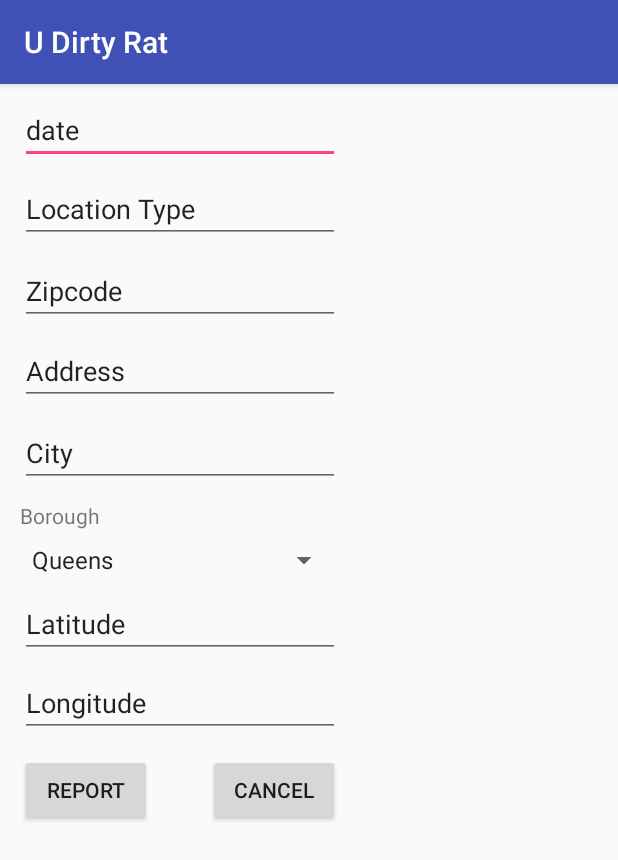
After one commit to rk1998/pickleratsapp, an Android app: the ReportActivity screen opened directly, with no data from a screen before it, on a phone screen of 412 x 824 dp. The commit adds this screen. Shown: the top 860 px of the screen. Run offline under Robolectric (Android 15) with nearby library versions, the phone set to English and light mode, and no system bars.

Commit message:
Bram added a create report page (that I hope works?)

```diff
--- a/UDirtyRat/app/src/main/AndroidManifest.xml
+++ b/UDirtyRat/app/src/main/AndroidManifest.xml
@@ -33,7 +33,8 @@
             android:name=".controllers.MainScreen"
             android:label="Rat Data"
             android:theme="@style/AppTheme.NoActionBar" />
-        <activity android:name=".controllers.ReportListView"></activity>
+        <activity android:name=".controllers.ReportListView" />
+        <activity android:name=".controllers.ReportActivity"></activity>
     </application>
 
 </manifest>
--- a/UDirtyRat/app/src/main/java/edu/gatech/pickleratsapp/cs2340/udirtyrat/Model/RatReport.java
+++ b/UDirtyRat/app/src/main/java/edu/gatech/pickleratsapp/cs2340/udirtyrat/Model/RatReport.java
@@ -1,4 +1,7 @@
 package edu.gatech.pickleratsapp.cs2340.udirtyrat.Model;
+
+import java.util.Arrays;
+import java.util.List;
 
 /**
  * Class representing a RatReport in the app
@@ -21,6 +24,9 @@ public class RatReport {
 //        }
 //    }
     /**Enum for Borough where the report took place**/
+
+    public static List<String> boroughs = Arrays.asList("Queens", "Manhattan", "Bronx", "Brooklyn", "Staten Island");
+
     public enum Borough {
         QUEENS("Queens"),
         MANHATTAN("Manhattan"),
--- a/UDirtyRat/app/src/main/java/edu/gatech/pickleratsapp/cs2340/udirtyrat/controllers/MainScreen.java
+++ b/UDirtyRat/app/src/main/java/edu/gatech/pickleratsapp/cs2340/udirtyrat/controllers/MainScreen.java
@@ -12,6 +12,7 @@ import edu.gatech.pickleratsapp.cs2340.udirtyrat.*;
 public class MainScreen extends AppCompatActivity {
     private Button logOut;
     private Button viewReports;
+    private Button createReport;
 
     @Override
     protected void onCreate(Bundle savedInstanceState) {
@@ -21,6 +22,7 @@ public class MainScreen extends AppCompatActivity {
         setSupportActionBar(toolbar);
         logOut = (Button) findViewById(R.id.back_to_home_button);
         viewReports = (Button) findViewById(R.id.view_reports_button);
+        createReport = (Button) findViewById(R.id.create_report_button);
 
 //        FloatingActionButton fab = (FloatingActionButton) findViewById(fab);
         logOut.setOnClickListener(new View.OnClickListener() {
@@ -39,6 +41,12 @@ public class MainScreen extends AppCompatActivity {
             }
         });
 
+        createReport.setOnClickListener(new View.OnClickListener() {
+            @Override
+            public void onClick(View view) {
+                startActivity(new Intent(MainScreen.this, ReportActivity.class));
+            }
+        });
     }
 
 }
--- /dev/null
+++ b/UDirtyRat/app/src/main/java/edu/gatech/pickleratsapp/cs2340/udirtyrat/controllers/ReportActivity.java
@@ -0,0 +1,146 @@
+package edu.gatech.pickleratsapp.cs2340.udirtyrat.controllers;
+
+import android.app.AlertDialog;
+import android.content.DialogInterface;
+import android.content.Intent;
+import android.support.v7.app.AppCompatActivity;
+import android.os.Bundle;
+import android.text.TextUtils;
+import android.view.KeyEvent;
+import android.view.View;
+import android.widget.ArrayAdapter;
+import android.widget.Button;
+import android.widget.EditText;
+import android.widget.Spinner;
+import android.widget.TextView;
+import android.widget.ToggleButton;
+import java.util.Random;
+
+import edu.gatech.pickleratsapp.cs2340.udirtyrat.Model.Model;
+import edu.gatech.pickleratsapp.cs2340.udirtyrat.Model.RatReport;
+import edu.gatech.pickleratsapp.cs2340.udirtyrat.Model.User;
+import edu.gatech.pickleratsapp.cs2340.udirtyrat.R;
+
+public class ReportActivity extends AppCompatActivity {
+
+    // UI references.
+    private EditText date;
+    private EditText locationType;
+    private EditText zip;
+    private EditText address;
+    private EditText city;
+    private EditText latitude;
+    private EditText longitude;
+    private Spinner borough;
+    private Button report;
+    private Button cancelReport;
+
+    @Override
+    protected void onCreate(Bundle savedInstanceState) {
+        super.onCreate(savedInstanceState);
+        setContentView(R.layout.activity_report);
+        // Set up the register form.
+        date = (EditText) findViewById(R.id.date);
+        locationType = (EditText) findViewById(R.id.locationType);
+        zip = (EditText) findViewById(R.id.zip);
+        address = (EditText) findViewById(R.id.address);
+        report = (Button) findViewById(R.id.report);
+        city = (EditText) findViewById(R.id.city);
+        latitude = (EditText) findViewById(R.id.latitude);
+        longitude = (EditText) findViewById(R.id.Longitude);
+        borough = (Spinner) findViewById(R.id.borough);
+        cancelReport = (Button) findViewById(R.id.cancelReport);
+        //populateAutoComplete();
+
+        ArrayAdapter<String> adapter = new ArrayAdapter(this, android.R.layout.simple_spinner_item, RatReport.boroughs);
+        adapter.setDropDownViewResource(android.R.layout.simple_spinner_dropdown_item);
+        borough.setAdapter(adapter);
+
+        report.setOnClickListener(new View.OnClickListener() {
+            @Override
+            public void onClick(View view) {
+                attemptReport();
+            }
+        });
+
+        cancelReport.setOnClickListener(new View.OnClickListener() {
+            @Override
+            public void onClick(View view) {
+                //Start new HomeScreen.Class
+                Intent myIntent = new Intent(ReportActivity.this, HomeScreen.class);
+                startActivity(myIntent);
+            }
+        });
+    }
+
+        protected boolean attemptReport() {
+            // Reset errors.
+            date.setError(null);
+            locationType.setError(null);
+            zip.setError(null);
+            address.setError(null);
+            city.setError(null);
+            latitude.setError(null);
+            longitude.setError(null);
+
+            // Store values at the time of the login attempt.
+            String dateZ = date.getText().toString();
+            String locationTypeZ = locationType.getText().toString();
+            int zipZ = Integer.parseInt(zip.getText().toString());
+            String cityZ = city.getText().toString();
+            String addressZ = address.getText().toString();
+            double latitudeZ = Double.parseDouble(latitude.getText().toString());
+            double longitudeZ = Double.parseDouble(longitude.getText().toString());
+            String boroughZ = borough.getSelectedItem().toString();
+
+            boolean cancel = false;
+            View focusView = null;
+
+            // Check for a valid date, if the user entered one.
+            if (TextUtils.isEmpty(dateZ)) {
+                date.setError("This field is required");
+                focusView = date;
+                cancel = true;
+            }
+
+            // Check for a valid location type.
+            if (TextUtils.isEmpty(locationTypeZ)) {
+                locationType.setError("This field is required");
+                focusView = locationType;
+                cancel = true;
+            }
+
+            // Check that the user entered a city
+            if (TextUtils.isEmpty(cityZ)) {
+                city.setError("This field is required");
+                focusView = city;
+                cancel = true;
+            }
+
+            // Check that the user entered an address
+            if (TextUtils.isEmpty(addressZ)) {
+                address.setError("This field is required");
+                focusView = address;
+                cancel = true;
+            }
+
+            if (cancel) {
+                // There was an error; don't attempt login and focus the first
+                // form field with an error.
+                focusView.requestFocus();
+                return false;
+            } else {
+                // Show a progress spinner, and kick off a background task to
+                // perform the user login attempt.
+                //showProgress(true);
+                Random rand = new Random();
+                int n = rand.nextInt(100000);
+                Model model = Model.get_instance();
+                model.add_report(new RatReport(n, dateZ, locationTypeZ, zipZ, addressZ, cityZ, boroughZ, latitudeZ, longitudeZ));
+                // check will be true if the account was added successfully
+                Intent appIntent = new Intent(ReportActivity.this, MainScreen.class);
+                startActivity(appIntent);
+                return true;
+            }
+        }
+    }
--- /dev/null
+++ b/UDirtyRat/app/src/main/res/layout/activity_report.xml
@@ -0,0 +1,129 @@
+<?xml version="1.0" encoding="utf-8"?>
+<android.support.constraint.ConstraintLayout xmlns:android="http://schemas.android.com/apk/res/android"
+    xmlns:app="http://schemas.android.com/apk/res-auto"
+    xmlns:tools="http://schemas.android.com/tools"
+    android:layout_width="match_parent"
+    android:layout_height="match_parent"
+    tools:context="edu.gatech.pickleratsapp.cs2340.udirtyrat.controllers.ReportActivity">
+
+    <RelativeLayout
+        android:layout_width="344dp"
+        android:layout_height="495dp"
+        tools:layout_editor_absoluteX="8dp"
+        tools:layout_editor_absoluteY="9dp">
+
+        <EditText
+            android:id="@+id/date"
+            android:layout_width="wrap_content"
+            android:layout_height="wrap_content"
+            android:layout_alignParentStart="true"
+            android:layout_alignParentTop="true"
+            android:layout_marginStart="13dp"
+            android:layout_marginTop="8dp"
+            android:ems="10"
+            android:inputType="date"
+            android:text="date" />
+
+        <EditText
+            android:id="@+id/locationType"
+            android:layout_width="wrap_content"
+            android:layout_height="wrap_content"
+            android:layout_alignStart="@+id/date"
+            android:layout_below="@+id/date"
+            android:layout_marginTop="7dp"
+            android:ems="10"
+            android:inputType="textPersonName"
+            android:text="Location Type" />
+
+        <EditText
+            android:id="@+id/zip"
+            android:layout_width="wrap_content"
+            android:layout_height="wrap_content"
+            android:layout_alignStart="@+id/locationType"
+            android:layout_below="@+id/locationType"
+            android:layout_marginTop="9dp"
+            android:ems="10"
+            android:inputType="textPersonName"
+            android:text="Zipcode" />
+
+        <EditText
+            android:id="@+id/address"
+            android:layout_width="wrap_content"
+            android:layout_height="wrap_content"
+            android:ems="10"
+            android:inputType="textPersonName"
+            android:text="Address"
+            android:layout_below="@+id/zip"
+            android:layout_alignStart="@+id/zip"
+            android:layout_marginTop="8dp" />
+
+        <EditText
+            android:id="@+id/city"
+            android:layout_width="wrap_content"
+            android:layout_height="wrap_content"
+            android:layout_alignStart="@+id/address"
+            android:layout_below="@+id/address"
+            android:layout_marginTop="9dp"
+            android:ems="10"
+            android:inputType="textPersonName"
+            android:text="City" />
+
+        <TextView
+            android:id="@+id/boroughText"
+            android:layout_width="wrap_content"
+            android:layout_height="wrap_content"
+            android:layout_alignStart="@+id/city"
+            android:layout_below="@+id/city"
+            android:layout_marginTop="9dp"
+            android:text="Borough" />
+
+        <Spinner
+            android:id="@+id/borough"
+            android:layout_width="match_parent"
+            android:layout_height="wrap_content"
+            android:layout_alignEnd="@+id/city"
+            android:layout_alignStart="@+id/boroughText"
+            android:layout_below="@+id/boroughText"
+            android:layout_marginTop="8dp" />
+
+        <EditText
+            android:id="@+id/latitude"
+            android:layout_width="wrap_content"
+            android:layout_height="wrap_content"
+            android:layout_alignStart="@+id/borough"
+            android:layout_below="@+id/borough"
+            android:layout_marginTop="8dp"
+            android:ems="10"
+            android:inputType="numberDecimal"
+            android:text="Latitude" />
+
+        <EditText
+            android:id="@+id/Longitude"
+            android:layout_width="wrap_content"
+            android:layout_height="wrap_content"
+            android:layout_alignStart="@+id/latitude"
+            android:layout_below="@+id/latitude"
+            android:layout_marginTop="7dp"
+            android:ems="10"
+            android:inputType="numberDecimal"
+            android:text="Longitude" />
+
+        <Button
+            android:id="@+id/report"
+            android:layout_width="wrap_content"
+            android:layout_height="wrap_content"
+            android:layout_alignStart="@+id/Longitude"
+            android:layout_below="@+id/Longitude"
+            android:layout_marginTop="11dp"
+            android:text="Report" />
+
+        <Button
+            android:id="@+id/cancelReport"
+            android:layout_width="wrap_content"
+            android:layout_height="wrap_content"
+            android:layout_alignEnd="@+id/Longitude"
+            android:layout_alignTop="@+id/report"
+            android:text="Cancel" />
+
+    </RelativeLayout>
+</android.support.constraint.ConstraintLayout>
```
